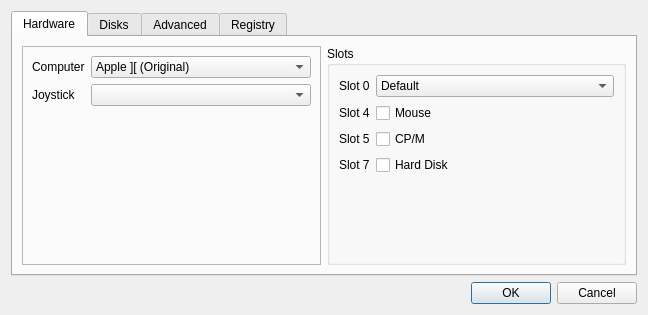
Qt form source/frontends/qapple/preferences.ui (AppleWin/AppleWin) before a commit.
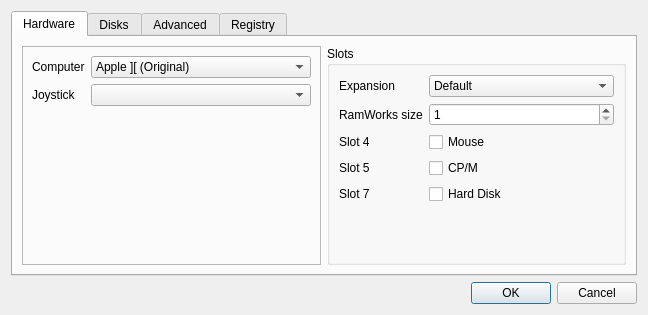
The same form after that commit.

Patch:
```diff
--- a/source/frontends/qapple/preferences.ui
+++ b/source/frontends/qapple/preferences.ui
@@ -40,42 +40,42 @@
           <string>Slots</string>
          </property>
          <layout class="QFormLayout" name="formLayout_2">
-          <item row="2" column="0">
+          <item row="4" column="0">
            <widget class="QLabel" name="label_8">
             <property name="text">
              <string>Slot 4</string>
             </property>
            </widget>
           </item>
-          <item row="2" column="1">
+          <item row="4" column="1">
            <widget class="QCheckBox" name="mouse_4">
             <property name="text">
              <string>Mouse</string>
             </property>
            </widget>
           </item>
-          <item row="3" column="0">
+          <item row="5" column="0">
            <widget class="QLabel" name="label_9">
             <property name="text">
              <string>Slot 5</string>
             </property>
            </widget>
           </item>
-          <item row="3" column="1">
+          <item row="5" column="1">
            <widget class="QCheckBox" name="cpm_5">
             <property name="text">
              <string>CP/M</string>
             </property>
            </widget>
           </item>
-          <item row="4" column="0">
+          <item row="6" column="0">
            <widget class="QLabel" name="label_10">
             <property name="text">
              <string>Slot 7</string>
             </property>
            </widget>
           </item>
-          <item row="4" column="1">
+          <item row="6" column="1">
            <widget class="QCheckBox" name="hd_7">
             <property name="text">
              <string>Hard Disk</string>
@@ -85,7 +85,7 @@
           <item row="1" column="0">
            <widget class="QLabel" name="label_12">
             <property name="text">
-             <string>Slot 0</string>
+             <string>Expansion</string>
             </property>
            </widget>
           </item>
@@ -111,6 +111,25 @@
               <string>Saturn 128</string>
              </property>
             </item>
+            <item>
+             <property name="text">
+              <string>RamWorks</string>
+             </property>
+            </item>
+           </widget>
+          </item>
+          <item row="2" column="0">
+           <widget class="QLabel" name="label_13">
+            <property name="text">
+             <string>RamWorks size</string>
+            </property>
+           </widget>
+          </item>
+          <item row="2" column="1">
+           <widget class="QSpinBox" name="rw_size">
+            <property name="minimum">
+             <number>1</number>
+            </property>
            </widget>
           </item>
          </layout>
```
